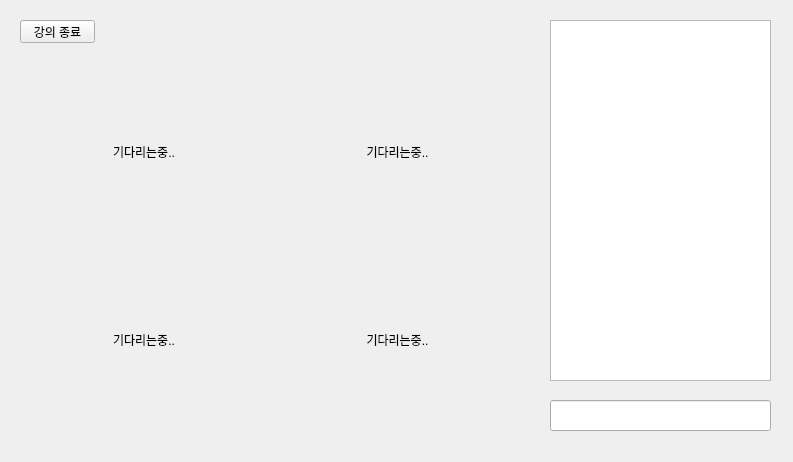
Qt form mainwidget.ui (xlbatross/cppqttcpclient) before a commit.
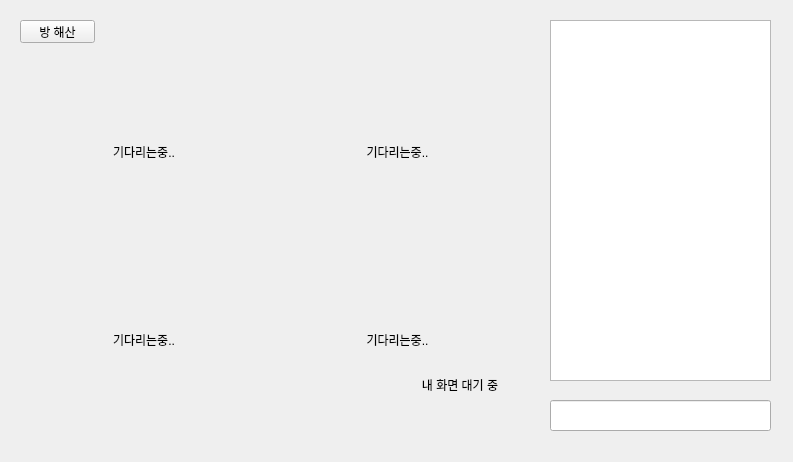
The same form after that commit. The open tabs and pages were chosen to show the change.

What changed in the file:
```diff
--- a/mainwidget.ui
+++ b/mainwidget.ui
@@ -495,7 +495,7 @@
       </rect>
      </property>
      <property name="text">
-      <string>강의 종료</string>
+      <string>방 해산</string>
      </property>
     </widget>
     <widget class="QTextBrowser" name="tb_chatPro">
@@ -560,6 +560,22 @@
       </item>
      </layout>
     </widget>
+    <widget class="QLabel" name="lb_myImgFromPro">
+     <property name="geometry">
+      <rect>
+       <x>400</x>
+       <y>340</y>
+       <width>120</width>
+       <height>90</height>
+      </rect>
+     </property>
+     <property name="text">
+      <string>내 화면 대기 중</string>
+     </property>
+     <property name="alignment">
+      <set>Qt::AlignCenter</set>
+     </property>
+    </widget>
    </widget>
   </widget>
  </widget>
```
Left out of the diff: 18 changed lines with no effect on the pictures.
